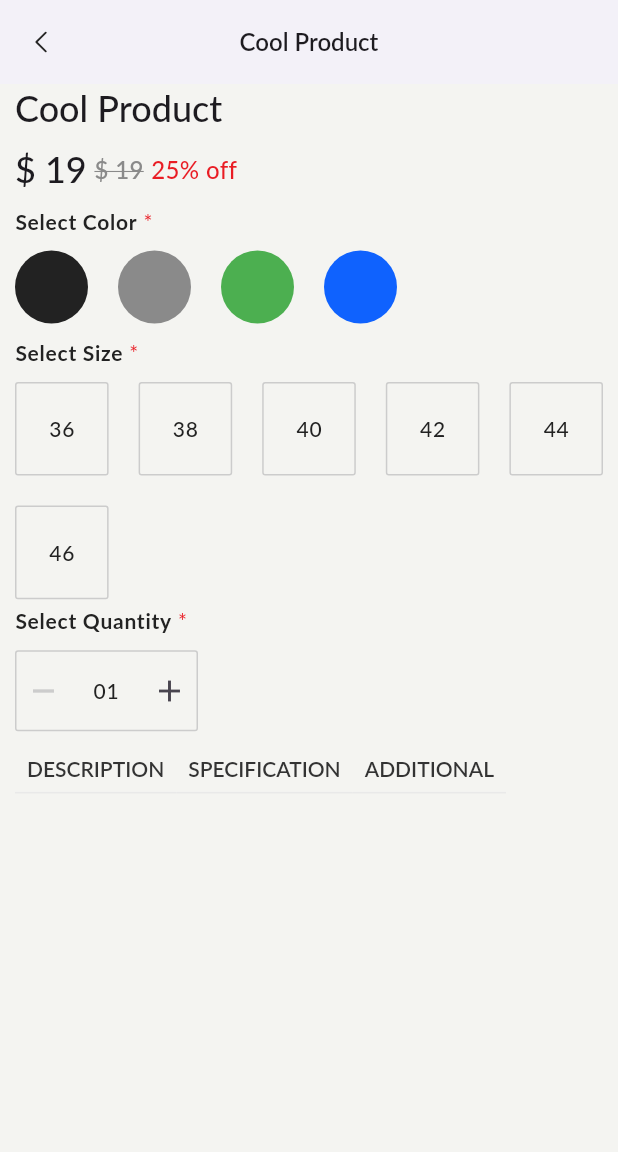
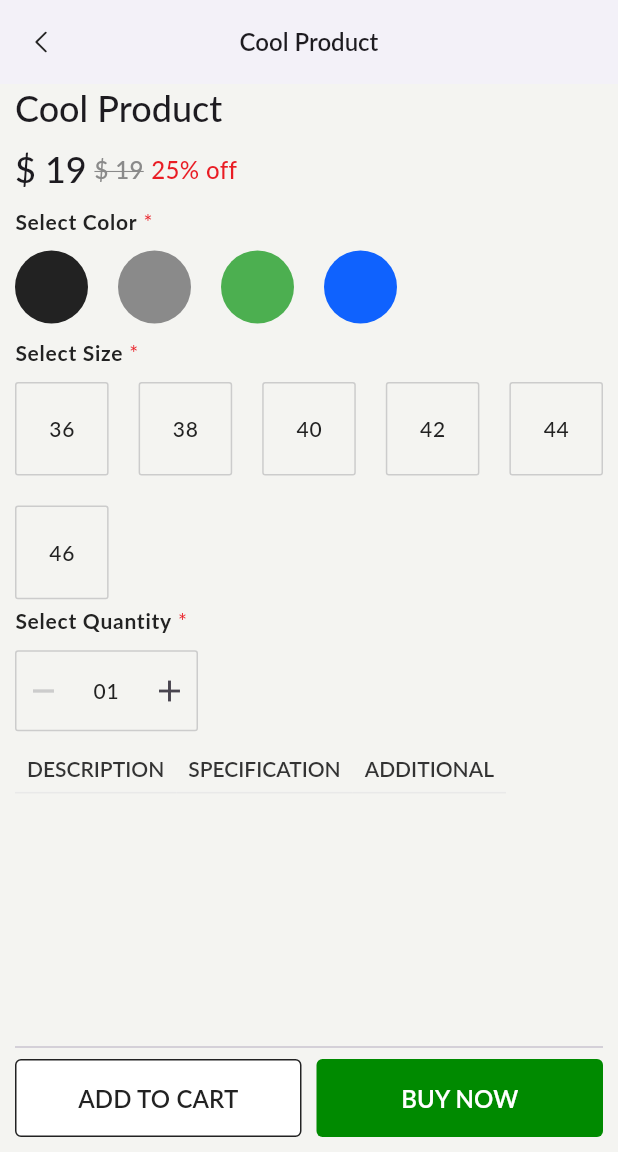
Before and after one commit to faysal-zaag/sheba-plus-app, a Flutter app: the DisplayCenterProductDetailsScreen screen opened directly, scrolled down 294 dp, on a phone screen of 412 x 824 dp, the part 84-1236 px from its top. Run offline on Flutter 3.47's test engine with Material 3 defaults, Android fonts, the phone set to English and light mode, and no system bars; drawn by our look-alikes of toastification; our stand-ins replace cached_network_image, carousel_slider, connectivity_plus, device_preview, dio, dropdown_button2 and 13 more; missing offline and left inert: flutter_facebook_auth; accounts and stored records are empty; network calls fail.

Commit message:
my cart screen design done

```diff
--- a/lib/bindings.dart
+++ b/lib/bindings.dart
@@ -7,6 +7,7 @@ import 'package:sheba_plus/data/api/config.dart';
 import 'package:sheba_plus/data/services/storage_service.dart';
 import 'package:sheba_plus/services/file_service.dart';
 import 'package:sheba_plus/view/auth/controller/auth_controller.dart';
+import 'package:sheba_plus/view/cart/controller/cart_controller.dart';
 import 'package:sheba_plus/view/display_center/controller/display_service_controller.dart';
 import 'package:sheba_plus/view/home/controller/home_controller.dart';
 import 'package:sheba_plus/view/profile/controller/profile_controller.dart';
@@ -46,6 +47,7 @@ class MyBindings implements Bindings {
     Get.put(AddressController(Get.find<AddressRepository>()));
     Get.put(DisplayCenterServiceController());
     Get.put(AgentShoppingController());
+    Get.put(CartController());
 
     Get.put<AuthController>(AuthController(Get.find<AuthRepository>(), Get.find<StorageService>(), Get.find<ProfileController>(), Get.find<AddressController>()));
 
--- a/lib/utils/routes/routers.dart
+++ b/lib/utils/routes/routers.dart
@@ -1,5 +1,6 @@
 import 'package:get/get.dart';
 import 'package:sheba_plus/middlewares/auth_middleware.dart';
+import 'package:sheba_plus/view/cart/cart_details_screen.dart';
 import 'package:sheba_plus/view/services/agent-shopping/agent_shopping_order_info_screen.dart';
 import 'package:sheba_plus/view/auth/forget-password/forget_password_screen.dart';
 import 'package:sheba_plus/view/auth/forget-password/reset_password_email_screen.dart';
@@ -84,5 +85,9 @@ class AppRouters {
         return displayCenterProductDetailsScreen;
       },
     ),
+    GetPage(
+      name: Routes.cartDetailsScreen,
+      page: () => const CartDetailsScreen(),
+    ),
   ];
 }
--- a/lib/utils/routes/routes.dart
+++ b/lib/utils/routes/routes.dart
@@ -16,4 +16,8 @@ class Routes {
   static const String agentShoppingOrderInfoScreen = '/agent-shopping-order-info';
   static const String displayCenterServiceProductListScreen = '/display-center-service-products';
   static const String displayCenterServiceProductDetailsScreen = '/display-center-service-products-details';
+
+
+  // Order
+  static const String cartDetailsScreen = '/cart-details';
 }
--- /dev/null
+++ b/lib/view/cart/controller/cart_controller.dart
@@ -0,0 +1,11 @@
+import 'package:get/get.dart';
+
+/**
+ * Created by mahabubshozib on 12/4/24.
+ * Author: Md Mahabub Hossain Shozib
+ */
+
+
+class CartController extends GetxController {
+
+}
--- a/lib/view/display_center/screen/display_center_product_details_screen.dart
+++ b/lib/view/display_center/screen/display_center_product_details_screen.dart
@@ -3,6 +3,7 @@ import 'package:flutter/material.dart';
 import 'package:get/get.dart';
 import 'package:sheba_plus/utils/constant/app_colors.dart';
 import 'package:sheba_plus/utils/constant/sizedbox_extension.dart';
+import 'package:sheba_plus/view/components/custom_primary_button.dart';
 import 'package:sheba_plus/view/components/primary_scaffold.dart';
 import 'package:sheba_plus/view/display_center/controller/display_service_controller.dart';
 
@@ -70,8 +71,7 @@ class _DisplayCenterProductDetailsScreenState
                   '',
             ),
           ),
-          SizedBox(
-            height: MediaQuery.of(context).size.height * .8,
+          Expanded(
             child: ListView(
               children: [
                 Obx(
@@ -184,7 +184,34 @@ class _DisplayCenterProductDetailsScreenState
               ],
             ),
           ),
-
+          Padding(
+            padding: const EdgeInsets.only(left: 10.0, right: 10.0, bottom: 10),
+            child: Column(
+              children: [
+                const Divider(),
+                Row(
+                  children: [
+                    Expanded(
+                      child: CustomPrimaryButton(
+                        label: 'ADD TO CART',
+                        labelColor: AppColors.black,
+                        onClick: () {},
+                        borderColor: AppColors.black,
+                        color: AppColors.white,
+                      ),
+                    ),
+                    10.kW,
+                    Expanded(
+                      child: CustomPrimaryButton(
+                        label: 'BUY NOW',
+                        onClick: () {},
+                      ),
+                    ),
+                  ],
+                ),
+              ],
+            ),
+          ),
         ],
       ),
     );
--- a/lib/view/display_center/widgets/display_center_app_bar_cart_widget.dart
+++ b/lib/view/display_center/widgets/display_center_app_bar_cart_widget.dart
@@ -1,13 +1,19 @@
 import 'package:flutter/material.dart';
 import 'package:flutter_svg/flutter_svg.dart';
+import 'package:get/get.dart';
 import 'package:sheba_plus/utils/constant/app_colors.dart';
+import 'package:sheba_plus/utils/routes/routes.dart';
 
 class DisplayCenterAppBarCartWidget extends StatelessWidget {
   const DisplayCenterAppBarCartWidget({Key? key}) : super(key: key);
 
   @override
   Widget build(BuildContext context) {
-    return Container(
+    return GestureDetector(
+      onTap: () {
+        Get.toNamed(Routes.cartDetailsScreen);
+      },
+      child: Container(
         margin: const EdgeInsets.only(right: 10.0),
         child: Row(
           children: [
@@ -26,6 +32,7 @@ class DisplayCenterAppBarCartWidget extends StatelessWidget {
             ),
           ],
         ),
+      ),
     );
   }
 }
--- a/lib/view/display_center/widgets/display_center_product/product_quantity_increment_decrement_widget.dart
+++ b/lib/view/display_center/widgets/display_center_product/product_quantity_increment_decrement_widget.dart
@@ -10,6 +10,7 @@ class CustomQuantityIncDecWidget extends StatelessWidget {
   final double? width;
   final bool? largeSize;
   final int quantity;
+  final bool hasTitle;
 
   const CustomQuantityIncDecWidget(
       {super.key,
@@ -17,13 +18,16 @@ class CustomQuantityIncDecWidget extends StatelessWidget {
       required this.onDecrementPress,
       required this.quantity,
       this.height,
-        this.width, this.largeSize = false});
+      this.hasTitle = true,
+      this.width,
+      this.largeSize = false});
 
   @override
   Widget build(BuildContext context) {
     return Column(
       crossAxisAlignment: CrossAxisAlignment.start,
       children: [
+        if (hasTitle)
           Row(
             children: [
               Text(
@@ -42,7 +46,7 @@ class CustomQuantityIncDecWidget extends StatelessWidget {
               ),
             ],
           ),
-        10.kH,
+        if (hasTitle) 10.kH,
         Container(
             width: width ?? 93,
             height: height ?? 32,
@@ -64,7 +68,8 @@ class CustomQuantityIncDecWidget extends StatelessWidget {
                     icon: Icon(
                       Icons.remove,
                       size: largeSize == true ? 24 : 16,
-                      color: quantity == 1 ? AppColors.neutral70 : AppColors.black,
+                      color:
+                          quantity == 1 ? AppColors.neutral70 : AppColors.black,
                     ),
                   ),
                 ),
@@ -73,7 +78,9 @@ class CustomQuantityIncDecWidget extends StatelessWidget {
                   child: Text(
                     quantity <= 9 ? "0$quantity" : quantity.toString(),
                     textAlign: TextAlign.center,
-                    style: largeSize == true ? Theme.of(context).textTheme.labelMedium : Theme.of(context).textTheme.labelMedium,
+                    style: largeSize == true
+                        ? Theme.of(context).textTheme.labelMedium
+                        : Theme.of(context).textTheme.labelMedium,
                   ),
                 ),
                 Expanded(
@@ -83,7 +90,10 @@ class CustomQuantityIncDecWidget extends StatelessWidget {
                     onPressed: () {
                       onIncrementPress();
                     },
-                    icon: Icon(Icons.add, size: largeSize == true ? 24 : 16,),
+                    icon: Icon(
+                      Icons.add,
+                      size: largeSize == true ? 24 : 16,
+                    ),
                   ),
                 ),
               ],
```
Also changed, not shown: lib/view/cart/cart_details_screen.dart (added, +63 -0 lines), lib/view/cart/widgets/cart_item_card.dart (added, +127 -0 lines), lib/view/cart/widgets/order_summary_item.dart (added, +63 -0 lines), lib/view/cart/widgets/order_summary_items.dart (added, +73 -0 lines), assets/icons/green_pencil.svg (added). Lines whose indentation alone changed are shown as unchanged.
